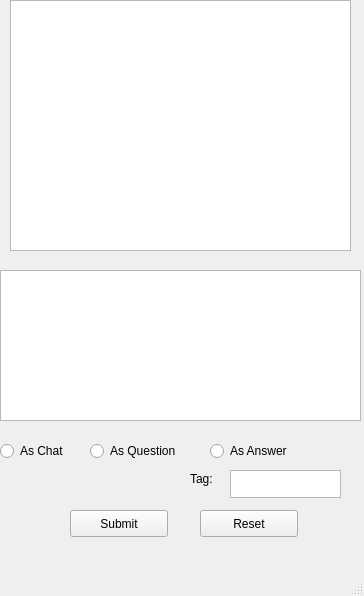
The window that TheApp/chat.ui (krishna0512/drf) describes before a commit, drawn with Qt 5.
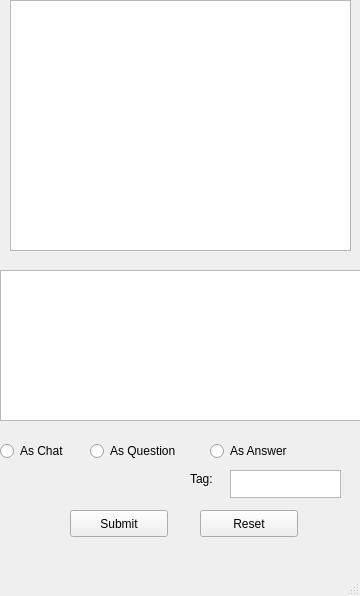
The same window after the commit.

```diff
--- a/TheApp/chat.ui
+++ b/TheApp/chat.ui
@@ -6,7 +6,7 @@
    <rect>
     <x>0</x>
     <y>0</y>
-    <width>364</width>
+    <width>360</width>
     <height>596</height>
    </rect>
   </property>
@@ -23,6 +23,13 @@
       <height>151</height>
      </rect>
     </property>
+    <property name="html">
+     <string>&lt;!DOCTYPE HTML PUBLIC &quot;-//W3C//DTD HTML 4.0//EN&quot; &quot;http://www.w3.org/TR/REC-html40/strict.dtd&quot;&gt;
+&lt;html&gt;&lt;head&gt;&lt;meta name=&quot;qrichtext&quot; content=&quot;1&quot; /&gt;&lt;style type=&quot;text/css&quot;&gt;
+p, li { white-space: pre-wrap; }
+&lt;/style&gt;&lt;/head&gt;&lt;body style=&quot; font-family:'Ubuntu'; font-size:11pt; font-weight:400; font-style:normal;&quot;&gt;
+&lt;p style=&quot;-qt-paragraph-type:empty; margin-top:12px; margin-bottom:12px; margin-left:0px; margin-right:0px; -qt-block-indent:0; text-indent:0px;&quot;&gt;&lt;br /&gt;&lt;/p&gt;&lt;/body&gt;&lt;/html&gt;</string>
+    </property>
    </widget>
    <widget class="QPushButton" name="submitButton">
     <property name="geometry">
@@ -65,7 +72,7 @@
      <rect>
       <x>90</x>
       <y>440</y>
-      <width>116</width>
+      <width>111</width>
       <height>22</height>
      </rect>
     </property>
@@ -101,7 +108,7 @@
      <rect>
       <x>0</x>
       <y>440</y>
-      <width>116</width>
+      <width>81</width>
       <height>22</height>
      </rect>
     </property>
```
Left out of the diff: 2 changed lines with no effect on the pictures.
